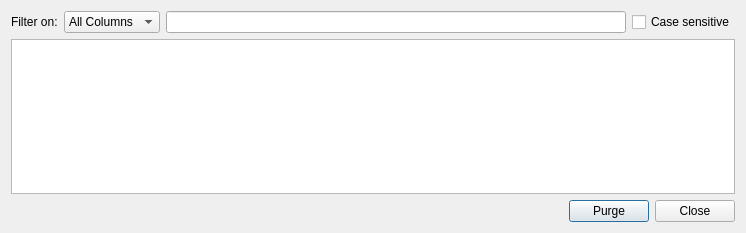
The window that src/libkstapp/datamanager.ui (Kst-plot/kst) describes before a commit, drawn with Qt 5.
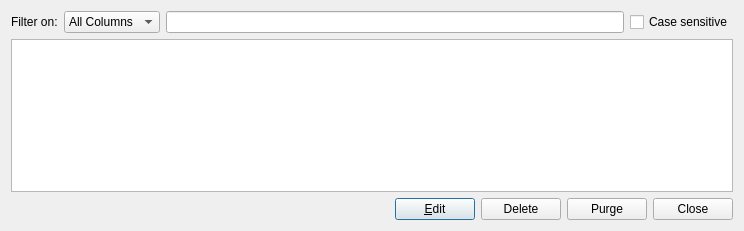
The same window after the commit.

Commit message: Edit and delete buttons in data manager.

```diff
--- a/src/libkstapp/datamanager.ui
+++ b/src/libkstapp/datamanager.ui
@@ -6,8 +6,8 @@
    <rect>
     <x>0</x>
     <y>0</y>
-    <width>746</width>
-    <height>233</height>
+    <width>744</width>
+    <height>231</height>
    </rect>
   </property>
   <property name="windowTitle">
@@ -107,8 +107,40 @@
        </property>
       </spacer>
      </item>
+     <item>
+      <widget class="QPushButton" name="_edit">
+       <property name="sizePolicy">
+        <sizepolicy hsizetype="Fixed" vsizetype="Fixed">
+         <horstretch>0</horstretch>
+         <verstretch>0</verstretch>
+        </sizepolicy>
+       </property>
+       <property name="text">
+        <string>&amp;Edit</string>
+       </property>
+      </widget>
+     </item>
+     <item>
+      <widget class="QPushButton" name="_delete">
+       <property name="sizePolicy">
+        <sizepolicy hsizetype="Fixed" vsizetype="Fixed">
+         <horstretch>0</horstretch>
+         <verstretch>0</verstretch>
+        </sizepolicy>
+       </property>
+       <property name="text">
+        <string>Delete</string>
+       </property>
+      </widget>
+     </item>
      <item>
       <widget class="QPushButton" name="_purge">
+       <property name="sizePolicy">
+        <sizepolicy hsizetype="Fixed" vsizetype="Fixed">
+         <horstretch>0</horstretch>
+         <verstretch>0</verstretch>
+        </sizepolicy>
+       </property>
        <property name="text">
         <string>Purge</string>
        </property>
```
The commit also changes 2 other files.
